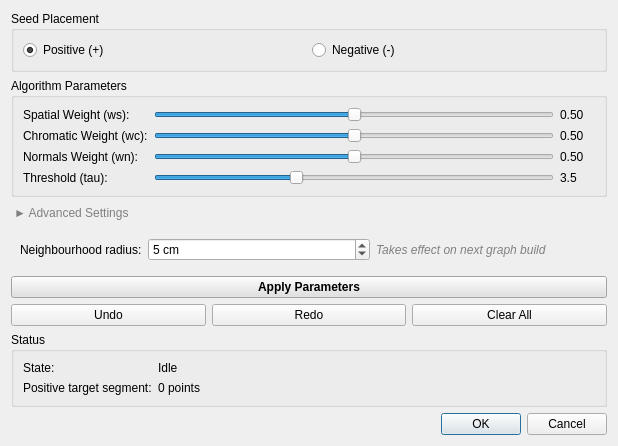
Qt form plugins/core/Standard/qSegmenter/ui/SegmenterDlg.ui (CloudCompare/CloudCompare) before a commit.
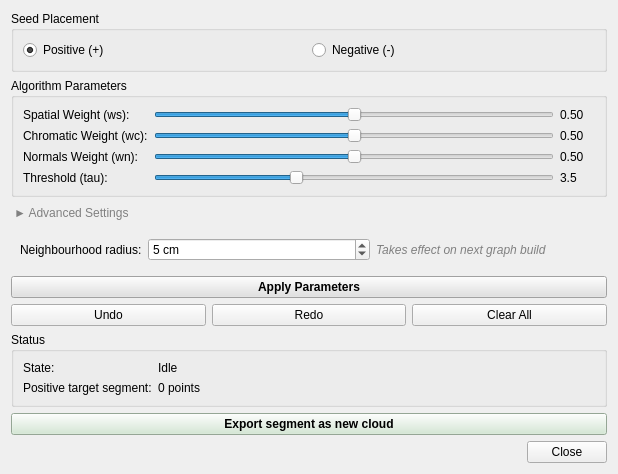
The same form after that commit.

Commit message: exporting clouds added

What changed in the file:
```diff
--- a/plugins/core/Standard/qSegmenter/ui/SegmenterDlg.ui
+++ b/plugins/core/Standard/qSegmenter/ui/SegmenterDlg.ui
@@ -173,9 +173,15 @@
      </layout>
     </widget>
    </item>
+   <item>
+    <widget class="QPushButton" name="btnExport">
+     <property name="text"><string>Export segment as new cloud</string></property>
+     <property name="styleSheet"><string>font-weight: bold; background-color: #d0e8d0;</string></property>
+    </widget>
+   </item>
    <item>
     <widget class="QDialogButtonBox" name="buttonBox">
-     <property name="standardButtons"><set>QDialogButtonBox::Cancel|QDialogButtonBox::Ok</set></property>
+     <property name="standardButtons"><set>QDialogButtonBox::Close</set></property>
     </widget>
    </item>
   </layout>
```
The commit also changes 5 other files.
